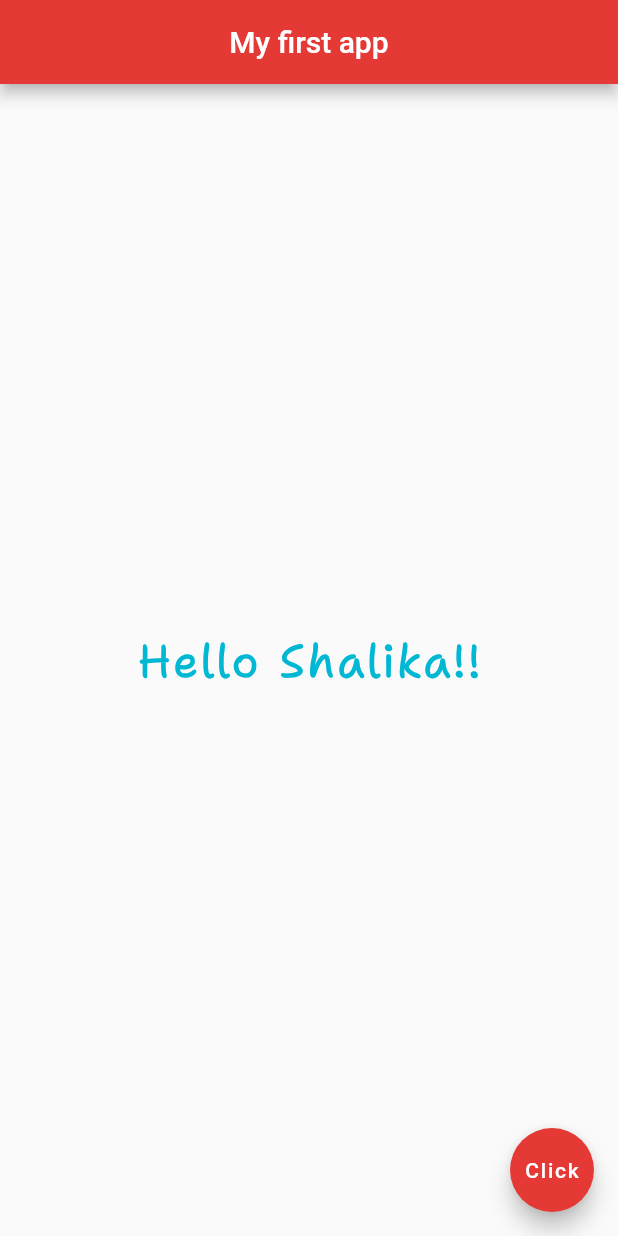
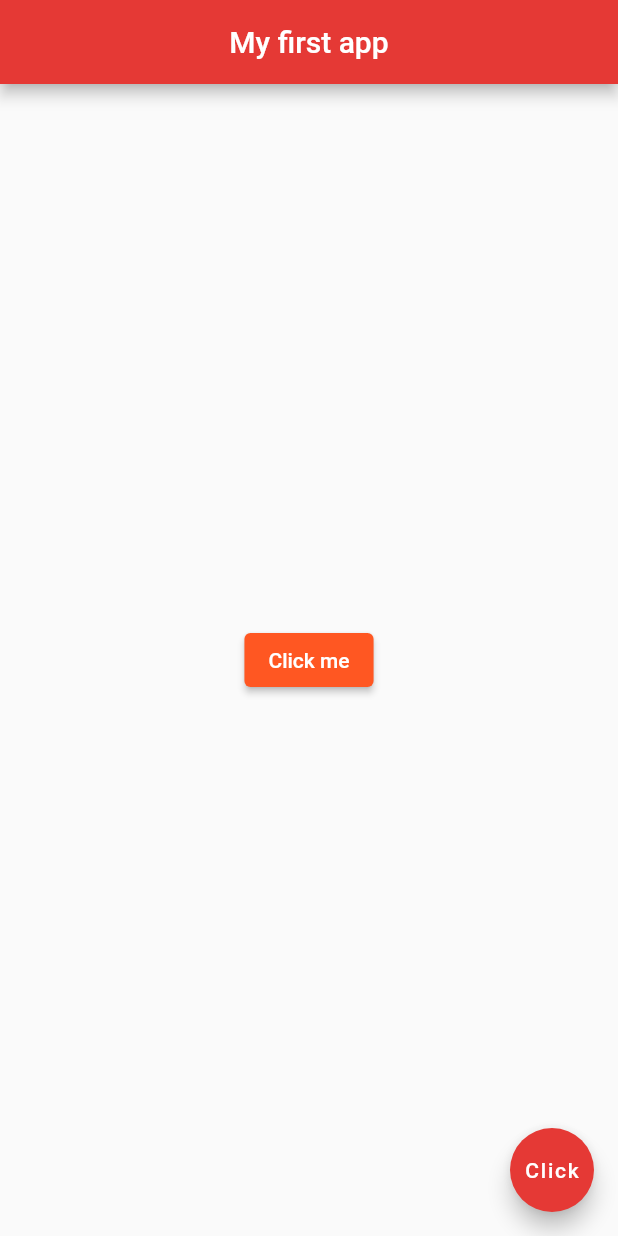
Before and after one commit to Shalika001/My-app, a Flutter app: the screen it shows after launch, on a phone screen of 412 x 824 dp. Run offline on Flutter 3.47's test engine with Material 2 defaults, Android fonts, the phone set to English and light mode, and no system bars.

Commit message:
Add body button

```diff
--- a/First_project/lib/main.dart
+++ b/First_project/lib/main.dart
@@ -13,16 +13,13 @@ class Home extends StatelessWidget {
         backgroundColor: Colors.red[600],
       ),
       body: Center(
-          child: Text(
-              'Hello Shalika!!',
-              style: TextStyle(
-                fontSize: 30.0,
-                fontWeight: FontWeight.bold,
-                color: Colors.cyanAccent[700],
-                letterSpacing: 2.0,
-                fontFamily: 'ShantellSans',
-              )
-          ),
+          child: ElevatedButton(
+            child: Text('Click me'),
+            onPressed: () {},
+            style: ElevatedButton.styleFrom(
+              backgroundColor: Colors.deepOrange,
+            ),
+          )
       ),
       floatingActionButton: FloatingActionButton(
         onPressed: () {},
```
